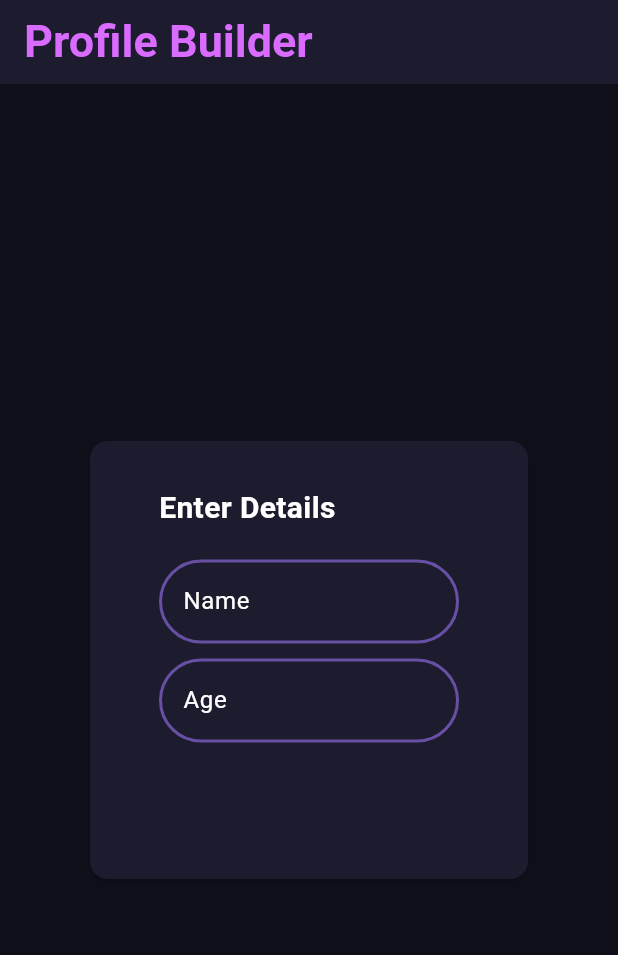
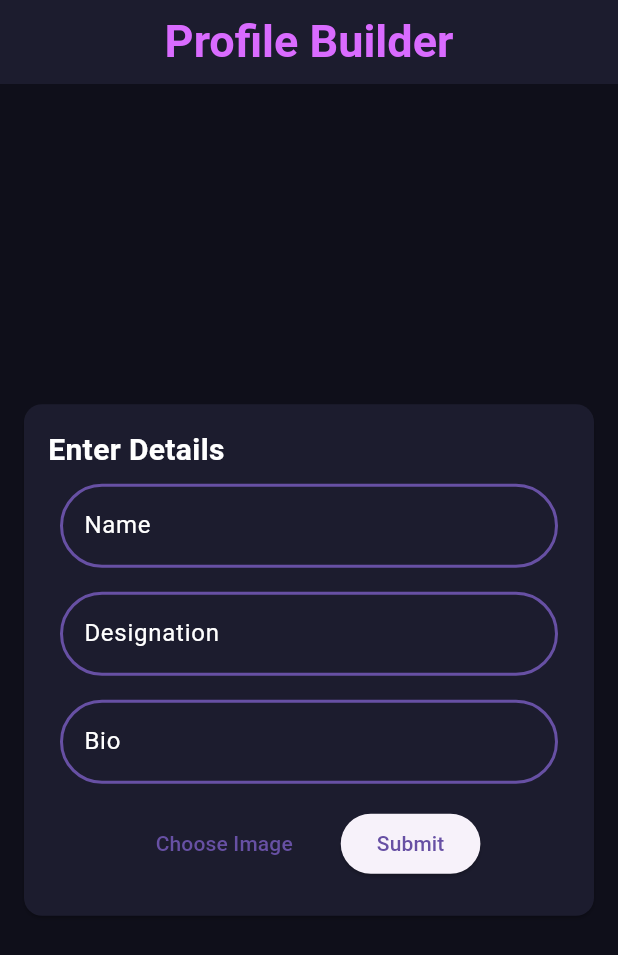
Before and after one commit to ArfanAnulal/Profile-Builder, a Flutter app: the screen it shows after launch, on a phone screen of 412 x 824 dp. Shown: the top 955 px of the screen. Run offline on Flutter 3.47's test engine with Material 3 defaults, Android fonts, the phone set to English and light mode, and no system bars; our stand-ins replace image_picker.

Commit message:
finished page 1

```diff
--- a/lib/pages/homepage.dart
+++ b/lib/pages/homepage.dart
@@ -1,5 +1,9 @@
+import 'dart:io';
+
 import 'package:flutter/material.dart';
+import 'package:profile_builder/pages/portfoliopage.dart';
 import 'package:profile_builder/theme/themes.dart';
+import 'package:profile_builder/widgets/image_picker.dart';
 
 class MyHomePage extends StatefulWidget {
   const MyHomePage({super.key});
@@ -10,36 +14,93 @@ class MyHomePage extends StatefulWidget {
 
 class _MyHomePageState extends State<MyHomePage> {
   final GlobalKey<FormState> _formKey = GlobalKey<FormState>();
+  final List<Map<String, String>> textFieldData = [
+    {'label': 'Name', 'hint': 'Enter Name'},
+    {'label': 'Designation', 'hint': 'Enter Designation'},
+    {'label': 'Bio', 'hint': 'Enter Bio'},
+  ];
+  File? _selectedImage;
+
   @override
   Widget build(BuildContext context) {
     return GestureDetector(
       onTap: () => FocusScope.of(context).unfocus(),
       child: Scaffold(
-        appBar: AppBar(title: Text('Profile Builder', style: AppTextTheme.appBarText,), ),
+        appBar: AppBar(
+          title: Text('Profile Builder', style: AppTextTheme.appBarText),
+          centerTitle: true,
+        ),
         body: Form(
-        key: _formKey,
-        child:Center(
-          child: SizedBox(width: 300, height: 300,
+          key: _formKey,
+          child: Center(
             child: Card(
+              margin: EdgeInsets.all(16),
+              shape: RoundedRectangleBorder(
+                borderRadius: BorderRadius.circular(12),
+              ),
               color: Theme.of(context).cardColor,
-              child: Padding(
-                padding: const EdgeInsets.all(10.0),
+              child: Container(
+                width: double.infinity,
+                padding: EdgeInsets.all(16),
                 child: Column(
-                  mainAxisAlignment: MainAxisAlignment.start,
-
+                  mainAxisSize: MainAxisSize.min,
                   children: [
-                    SizedBox(
-                      width: 200,
-                      child: Column(
-                        children: [
-                          Padding(
-                            padding: const EdgeInsets.only(bottom: 20, top: 20),
-                            child: Align(alignment: Alignment.topLeft,child: Text('Enter Details',style: AppTextTheme.formHeading)),
+                    Align(
+                      alignment: Alignment.topLeft,
+                      child: Text(
+                        'Enter Details',
+                        style: AppTextTheme.formHeading,
+                      ),
+                    ),
+                    ...List.generate(textFieldData.length, (index) {
+                      return Padding(
+                        padding: const EdgeInsets.all(8.0),
+                        child: TextFormField(
+                          style: TextStyle(
+                            color: AppTextTheme.textFieldFontColor,
                           ),
-                          TextFormField(decoration: InputDecoration(label: Text('Name'),hint: Text('Enter name', style: AppTextTheme.fieldText,)),),
-                          SizedBox(height: 10,),
-                          TextFormField(decoration: InputDecoration(label: Text('Age'),hint: Text('Enter age', style: AppTextTheme.fieldText,)),),
-                        ],
+                          decoration: InputDecoration(
+                            label: Text(textFieldData[index]['label']!),
+                            hint: Text(
+                              textFieldData[index]['hint']!,
+                              style: AppTextTheme.fieldText,
+                            ),
+                          ),
+                        ),
+                      );
+                    }),
+                    Container(
+                      padding: EdgeInsets.all(8.0),
+                      child: Align(
+                        alignment: Alignment.center,
+                        child: Row(
+                          mainAxisSize: MainAxisSize.min,
+                          children: [
+                            ImagePickerWidget(
+                              onImageSelected: (File image) {
+                                setState(() {
+                                  _selectedImage = image;
+                                });
+                              },
+                            ),
+                            SizedBox(width: 20),
+                            ElevatedButton(
+                              onPressed: () {
+                                if (_selectedImage != null) {
+                                  Navigator.push(
+                                    context,
+                                    MaterialPageRoute(
+                                      builder: (context) => PortfolioPage(
+                                        imagePath: _selectedImage!,
+                                      ),
+                                    ),
+                                  );
+                                }
+                              },
+                              child: Text('Submit'),
+                            ),
+                          ],
+                        ),
                       ),
                     ),
                   ],
@@ -47,7 +108,6 @@ class _MyHomePageState extends State<MyHomePage> {
               ),
             ),
           ),
-        )
         ),
       ),
     );
--- /dev/null
+++ b/lib/pages/portfoliopage.dart
@@ -0,0 +1,24 @@
+import 'dart:io';
+
+import 'package:flutter/material.dart';
+import 'package:profile_builder/theme/themes.dart';
+
+class PortfolioPage extends StatefulWidget {
+  const PortfolioPage({super.key, required this.imagePath});
+  final File imagePath;
+
+  @override
+  State<PortfolioPage> createState() => _PortfolioPageState();
+}
+
+class _PortfolioPageState extends State<PortfolioPage> {
+  @override
+  Widget build(BuildContext context) {
+    return Scaffold(
+      appBar: AppBar(
+          title: Text('Profile Builder', style: AppTextTheme.appBarText),
+          centerTitle: true,
+        ),
+    );
+  }
+}
--- a/lib/theme/themes.dart
+++ b/lib/theme/themes.dart
@@ -20,7 +20,7 @@ class AppTheme{
       border: OutlineInputBorder(borderRadius: BorderRadius.circular(8)),
       labelStyle: TextStyle(color: Colors.white)
     ),
-    cardColor: primaryColor
+    cardColor: primaryColor,
   );
 }
 
--- /dev/null
+++ b/lib/widgets/image_picker.dart
@@ -0,0 +1,35 @@
+import 'dart:io';
+import 'package:flutter/material.dart';
+import 'package:image_picker/image_picker.dart';
+
+class ImagePickerWidget extends StatefulWidget {
+  final Function(File) onImageSelected;
+  const ImagePickerWidget({super.key,required this.onImageSelected});
+
+  @override
+  State<ImagePickerWidget> createState() => _ImagePickerWidgetState();
+}
+
+class _ImagePickerWidgetState extends State<ImagePickerWidget> {
+  File? _image;
+  final ImagePicker _picker = ImagePicker();
+
+  Future<void> _pickImage(ImageSource source) async {
+    final XFile? pickedFile = await _picker.pickImage(source: source);
+    if (pickedFile != null) {
+      setState(() {
+        _image = File(pickedFile.path);
+      });
+      widget.onImageSelected(_image!);
+    }
+  }
+
+  @override
+  Widget build(BuildContext context) {
+    return TextButton(
+      onPressed: () => _pickImage(ImageSource.gallery),
+      child: const Text('Choose Image'),
+
+    );
+  }
+}
--- a/pubspec.yaml
+++ b/pubspec.yaml
@@ -34,6 +34,7 @@ dependencies:
   # The following adds the Cupertino Icons font to your application.
   # Use with the CupertinoIcons class for iOS style icons.
   cupertino_icons: ^1.0.8
+  image_picker: ^1.1.2
 
 dev_dependencies:
   flutter_test:
```
Also changed, not shown: pubspec.lock, 5 other files.
